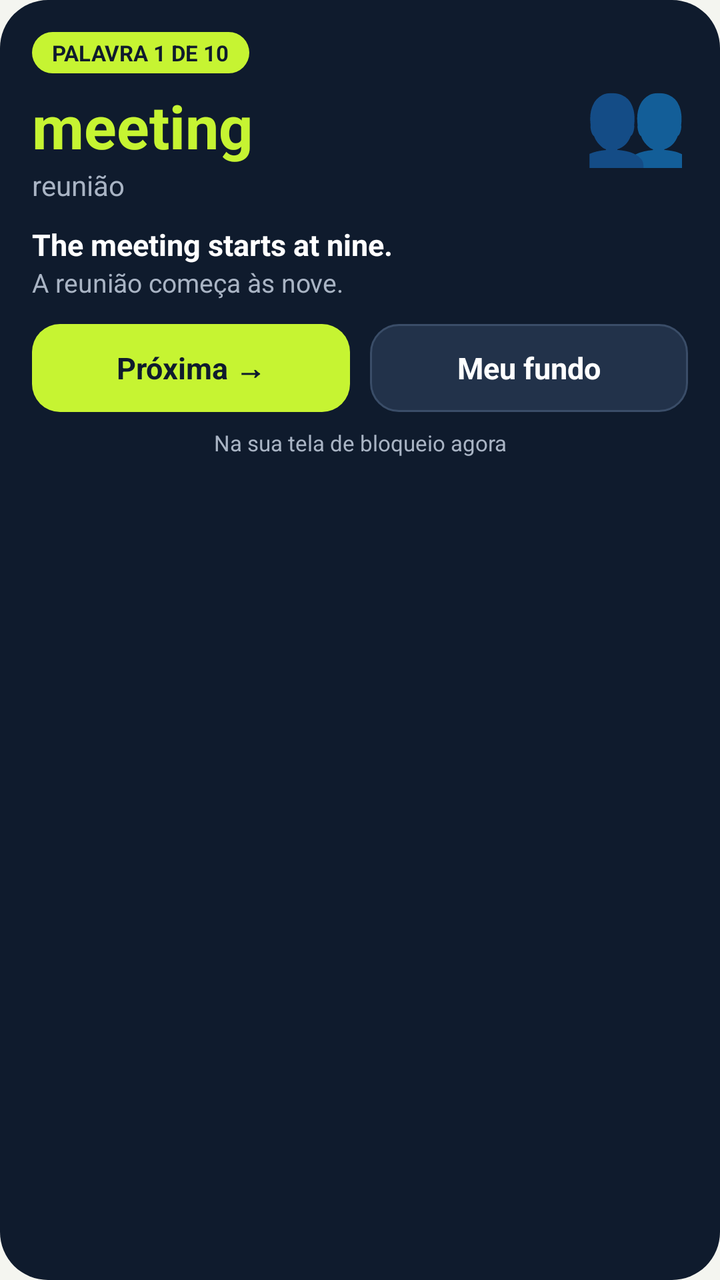
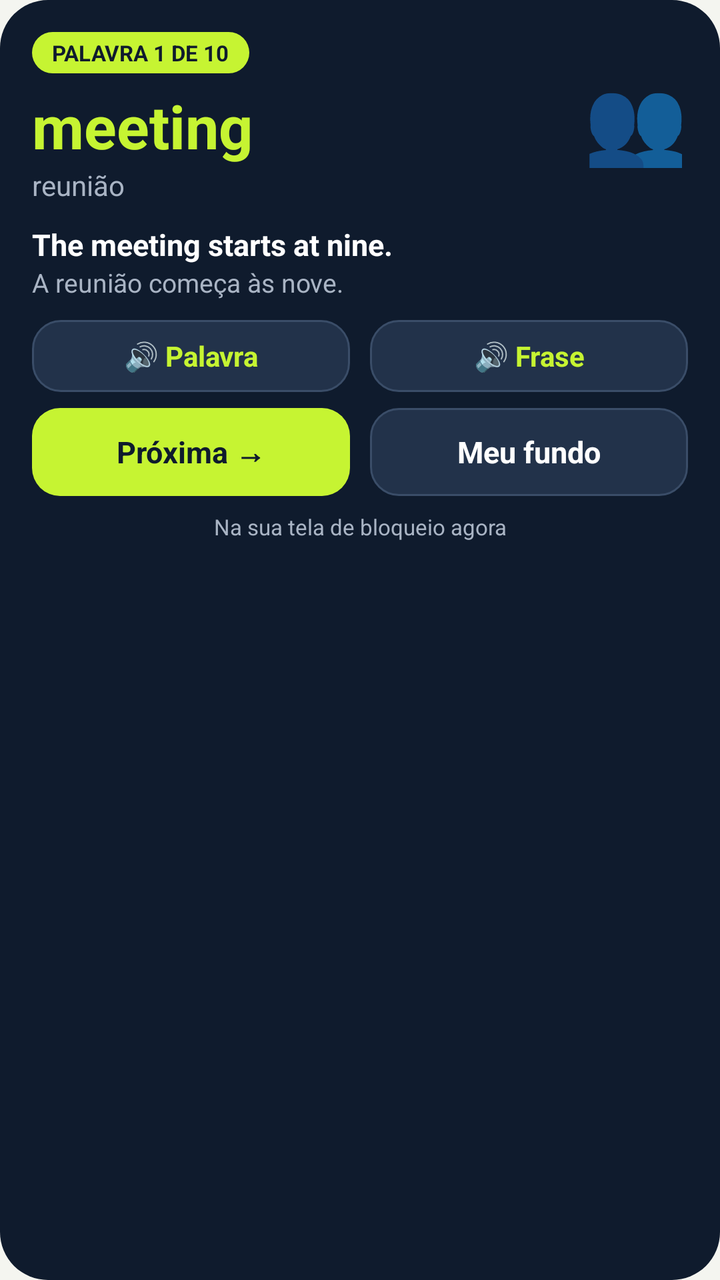

Compare the two renders of this Android layout. The source of the first and the diff that turns it into the second are given below.
<!-- AndroidManifest.xml: application theme AppTheme -->
<!-- res/layout/widget.xml -->
<?xml version="1.0" encoding="utf-8"?>
<LinearLayout xmlns:android="http://schemas.android.com/apk/res/android"
    android:id="@+id/w_root"
    android:layout_width="match_parent"
    android:layout_height="match_parent"
    android:background="@drawable/widget_bg"
    android:orientation="vertical"
    android:padding="16dp">

    <LinearLayout
        android:layout_width="match_parent"
        android:layout_height="wrap_content"
        android:gravity="center_vertical"
        android:orientation="horizontal">

        <LinearLayout
            android:layout_width="0dp"
            android:layout_height="wrap_content"
            android:layout_weight="1"
            android:orientation="vertical">

            <TextView
                android:id="@+id/w_chip"
                android:layout_width="wrap_content"
                android:layout_height="wrap_content"
                android:background="@drawable/widget_chip"
                android:paddingLeft="10dp"
                android:paddingTop="3dp"
                android:paddingRight="10dp"
                android:paddingBottom="3dp"
                android:text="PALAVRA 1 DE 10"
                android:textColor="#0F1B2D"
                android:textSize="11sp"
                android:textStyle="bold" />

            <TextView
                android:id="@+id/w_word"
                android:layout_width="wrap_content"
                android:layout_height="wrap_content"
                android:layout_marginTop="6dp"
                android:ellipsize="end"
                android:maxLines="1"
                android:text="meeting"
                android:textColor="#C6F432"
                android:textSize="30sp"
                android:textStyle="bold" />

            <TextView
                android:id="@+id/w_pt"
                android:layout_width="wrap_content"
                android:layout_height="wrap_content"
                android:ellipsize="end"
                android:maxLines="1"
                android:text="reunião"
                android:textColor="#A9B4C4"
                android:textSize="14sp" />
        </LinearLayout>

        <TextView
            android:id="@+id/w_emoji"
            android:layout_width="wrap_content"
            android:layout_height="wrap_content"
            android:layout_marginLeft="8dp"
            android:importantForAccessibility="no"
            android:text="👥"
            android:textSize="42sp" />
    </LinearLayout>

    <TextView
        android:id="@+id/w_sentence"
        android:layout_width="match_parent"
        android:layout_height="wrap_content"
        android:layout_marginTop="10dp"
        android:ellipsize="end"
        android:maxLines="2"
        android:text="The meeting starts at nine."
        android:textColor="#FFFFFF"
        android:textSize="15sp"
        android:textStyle="bold" />

    <TextView
        android:id="@+id/w_sentence_pt"
        android:layout_width="match_parent"
        android:layout_height="wrap_content"
        android:ellipsize="end"
        android:maxLines="2"
        android:text="A reunião começa às nove."
        android:textColor="#A9B4C4"
        android:textSize="13sp" />

    <LinearLayout
        android:layout_width="match_parent"
        android:layout_height="wrap_content"
        android:layout_marginTop="12dp"
        android:orientation="horizontal">

        <TextView
            android:id="@+id/w_next"
            android:layout_width="0dp"
            android:layout_height="44dp"
            android:layout_weight="1"
            android:background="@drawable/widget_btn_primary"
            android:gravity="center"
            android:text="Próxima →"
            android:textColor="#0F1B2D"
            android:textSize="15sp"
            android:textStyle="bold" />

        <TextView
            android:id="@+id/w_mine"
            android:layout_width="0dp"
            android:layout_height="44dp"
            android:layout_marginLeft="10dp"
            android:layout_weight="1"
            android:background="@drawable/widget_btn_secondary"
            android:gravity="center"
            android:text="Meu fundo"
            android:textColor="#FFFFFF"
            android:textSize="15sp"
            android:textStyle="bold" />
    </LinearLayout>

    <TextView
        android:id="@+id/w_status"
        android:layout_width="match_parent"
        android:layout_height="wrap_content"
        android:layout_marginTop="8dp"
        android:gravity="center"
        android:text="Na sua tela de bloqueio agora"
        android:textColor="#A9B4C4"
        android:textSize="11sp" />
</LinearLayout>
<!-- resources referenced by this layout -->
<resources>
  <!-- drawable widget_bg (drawable) -->
  <?xml version="1.0" encoding="utf-8"?>
  <shape xmlns:android="http://schemas.android.com/apk/res/android" android:shape="rectangle">
      <solid android:color="#0F1B2D" />
      <corners android:radius="24dp" />
  </shape>
  <!-- drawable widget_btn_primary (drawable) -->
  <?xml version="1.0" encoding="utf-8"?>
  <shape xmlns:android="http://schemas.android.com/apk/res/android" android:shape="rectangle">
      <solid android:color="#C6F432" />
      <corners android:radius="14dp" />
  </shape>
  <!-- drawable widget_btn_secondary (drawable) -->
  <?xml version="1.0" encoding="utf-8"?>
  <shape xmlns:android="http://schemas.android.com/apk/res/android" android:shape="rectangle">
      <solid android:color="#22324A" />
      <stroke android:width="1dp" android:color="#3A4D68" />
      <corners android:radius="14dp" />
  </shape>
  <!-- drawable widget_chip (drawable) -->
  <?xml version="1.0" encoding="utf-8"?>
  <shape xmlns:android="http://schemas.android.com/apk/res/android" android:shape="rectangle">
      <solid android:color="#C6F432" />
      <corners android:radius="999dp" />
  </shape>
  <style name="AppTheme" parent="android:Theme.Material.Light.NoActionBar">
          <item name="android:colorAccent">#0F1B2D</item>
          <item name="android:colorPrimary">#0F1B2D</item>
          <item name="android:statusBarColor">#F4F5F0</item>
          <item name="android:navigationBarColor">#F4F5F0</item>
          <item name="android:windowLightStatusBar">true</item>
          <item name="android:windowBackground">@color/ground</item>
      </style>
  <color name="ground">#F4F5F0</color>
</resources>

<!-- the commit's change to res/layout/widget.xml (unified diff, before → after) -->
@@ -91,7 +91,41 @@
     <LinearLayout
         android:layout_width="match_parent"
         android:layout_height="wrap_content"
-        android:layout_marginTop="12dp"
+        android:layout_marginTop="10dp"
+        android:orientation="horizontal">
+
+        <TextView
+            android:id="@+id/w_say_word"
+            android:layout_width="0dp"
+            android:layout_height="36dp"
+            android:layout_weight="1"
+            android:background="@drawable/widget_btn_secondary"
+            android:contentDescription="Ouvir a palavra em inglês"
+            android:gravity="center"
+            android:text="🔊 Palavra"
+            android:textColor="#C6F432"
+            android:textSize="14sp"
+            android:textStyle="bold" />
+
+        <TextView
+            android:id="@+id/w_say_sentence"
+            android:layout_width="0dp"
+            android:layout_height="36dp"
+            android:layout_marginLeft="10dp"
+            android:layout_weight="1"
+            android:background="@drawable/widget_btn_secondary"
+            android:contentDescription="Ouvir a frase em inglês"
+            android:gravity="center"
+            android:text="🔊 Frase"
+            android:textColor="#C6F432"
+            android:textSize="14sp"
+            android:textStyle="bold" />
+    </LinearLayout>
+
+    <LinearLayout
+        android:layout_width="match_parent"
+        android:layout_height="wrap_content"
+        android:layout_marginTop="8dp"
         android:orientation="horizontal">
 
         <TextView
